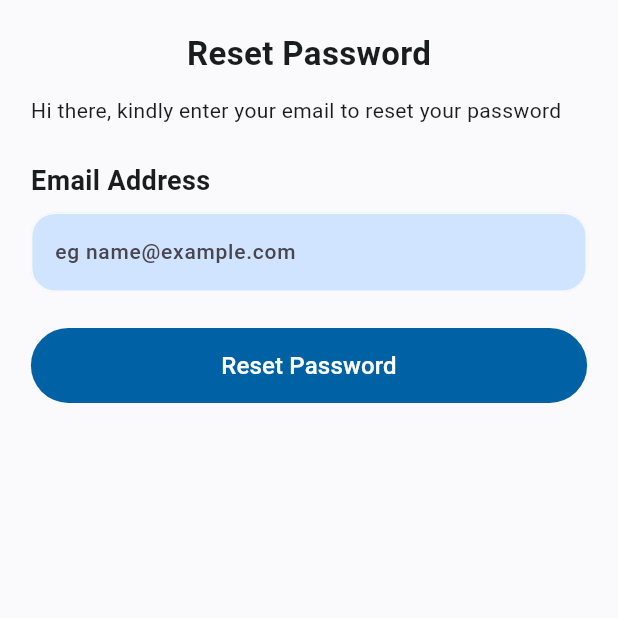
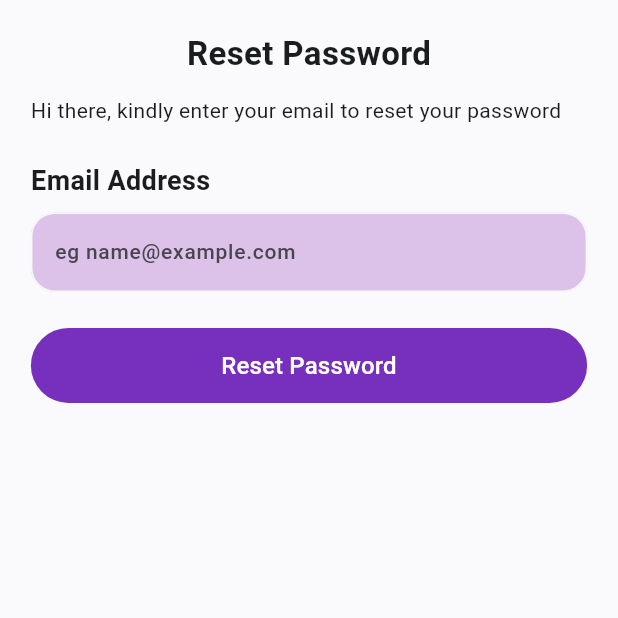
Before and after one commit to UnrealJames/FUTAMAP-, a Flutter app: the LoginScreen screen opened directly, after a tap on "Forgot Password?", on a phone screen of 412 x 824 dp, the top half of it. Run offline on Flutter 3.47's test engine with Material 3 defaults, Android fonts, the phone set to English and light mode, and no system bars; our stand-ins replace cloud_firestore, firebase_auth, firebase_core, flutter_svg, geolocator, google_maps_flutter and 2 more; missing offline and left inert: flutter_polyline_points; accounts and stored records are empty.

Commit message:
@update/Update color

```diff
--- a/lib/screens/home/navigation.dart
+++ b/lib/screens/home/navigation.dart
@@ -90,6 +90,12 @@ class _NavigationScreenState extends State<NavigationScreen> {
                             _locationData!.latitude!, _locationData!.longitude!)
                         : _center,
                   ),
+                  if (destination != null)
+                    Marker(
+                      markerId: const MarkerId('Destination'),
+                      position:
+                          LatLng(destination!.latitude, destination!.longitude),
+                    ),
                 },
                 polylines: Set<Polyline>.of(_polyLines.values),
               ),
@@ -134,10 +140,10 @@ class _NavigationScreenState extends State<NavigationScreen> {
         location.onLocationChanged.listen((LocationData currentLocation) {
       setState(() {
         _locationData = currentLocation;
-        if (destination != null) {
-          _cameraToPosition(
-              LatLng(currentLocation.latitude!, currentLocation.longitude!));
-        }
+        // if (destination != null) {
+        //   _cameraToPosition(
+        //       LatLng(currentLocation.latitude!, currentLocation.longitude!));
+        // }
       });
     });
     return;
--- a/lib/theme/colors.dart
+++ b/lib/theme/colors.dart
@@ -1,9 +1,9 @@
 import 'package:flutter/material.dart';
 
 abstract final class Colors {
-  static const Color primary = Color(0xFF0061A4);
+  static const Color primary = Color.fromARGB(255, 118, 48, 189);
   static const Color onPrimary = Color(0xFFFFFFFF);
-  static const Color primaryContainer = Color(0xFFD1E4FF);
+  static const Color primaryContainer = Color.fromARGB(255, 220, 194, 233);
   static const Color onPrimaryContainer = Color(0xFF001D36);
 
   static const Color secondary = Color(0xFF535F70);
```
Also changed, not shown: lib/screens/home/places.dart (+21 -1 lines).
